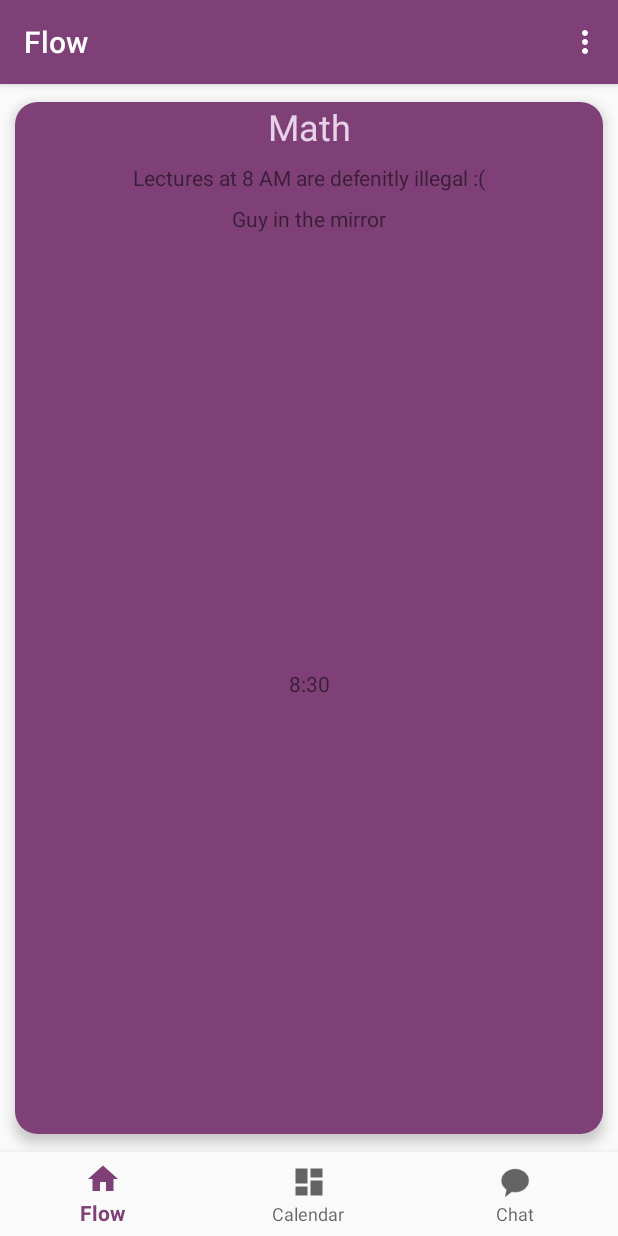
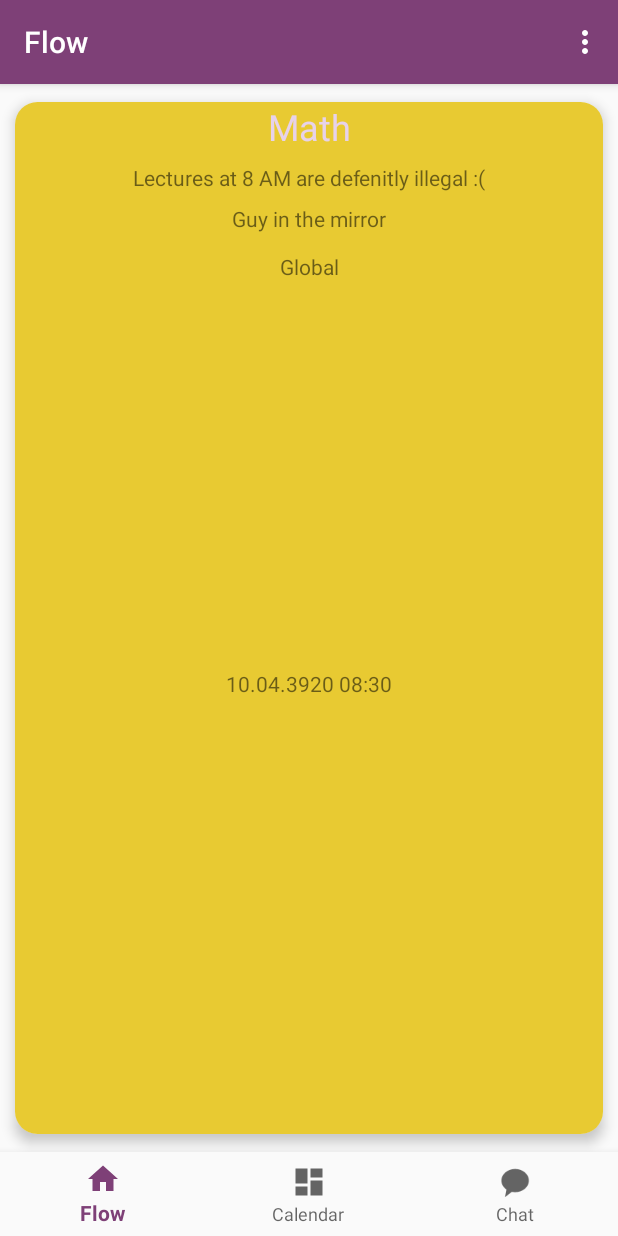
Before and after one commit to Shaniser/BEST_semi-final, an Android app: the screen it shows after launch (MainActivity), on a phone screen of 412 x 824 dp. Run offline under Robolectric (Android 15) with nearby library versions, the phone set to English and light mode, and no system bars; our stand-ins replace navigation-ui.

Commit message:
Дополнена event_card (категории и формат времени)

```diff
--- a/app/src/main/java/com/godelsoft/bestsemi_final/Event.kt
+++ b/app/src/main/java/com/godelsoft/bestsemi_final/Event.kt
@@ -1,8 +1,18 @@
 package com.godelsoft.bestsemi_final
 
+import android.graphics.Color
+import java.util.*
+
+enum class EventCategory {
+    LGB, GLOBAL, PERSONAL
+}
+
 data class Event(
-    var time: String,
-    var sender: String,
-    var header: String,
-    var body: String
+    var id:             Long,           // ID события
+    var date:           Date,           // Дата и время (Без учёта секунд)
+    var sender:         String,         // Автор события
+    var header:         String,         // Заголовок
+    var body:           String,         // Комментарий
+    var category:       EventCategory,  // Категория события (область видимости)
+    var isSubscribed:   Boolean?        // Подписан ли на событие (или null, если оно обязательно)
 )
--- a/app/src/main/java/com/godelsoft/bestsemi_final/EventAdapter.kt
+++ b/app/src/main/java/com/godelsoft/bestsemi_final/EventAdapter.kt
@@ -5,26 +5,48 @@ import android.view.LayoutInflater
 import android.view.View
 import android.view.ViewGroup
 import android.widget.TextView
+import androidx.constraintlayout.widget.ConstraintLayout
+import androidx.core.content.ContextCompat.*
 import androidx.recyclerview.widget.RecyclerView
-
+import kotlinx.coroutines.selects.select
+import java.text.SimpleDateFormat
+import java.time.format.DateTimeFormatter
 
 class EventAdapter(
-    private val context: Context
+     private val context: Context
 ) : RecyclerView.Adapter<EventAdapter.EventViewHolder>() {
 
     private var eventsList = mutableListOf<Event>()
 
-    class EventViewHolder(itemView: View) : RecyclerView.ViewHolder(itemView) {
+    inner class EventViewHolder(itemView: View) : RecyclerView.ViewHolder(itemView) {
         private var header: TextView = itemView.findViewById(R.id.header)
         private var body: TextView = itemView.findViewById(R.id.body)
         private var sender: TextView = itemView.findViewById(R.id.sender)
+        private var category: TextView = itemView.findViewById(R.id.category)
         private var time: TextView = itemView.findViewById(R.id.time)
+        private var conLay: ConstraintLayout = itemView.findViewById(R.id.conLay)
 
         fun bind(event: Event) {
             header.text = event.header
             body.text = event.body
             sender.text = event.sender
-            time.text = event.time
+            category.text = when (event.category) {
+                EventCategory.PERSONAL -> context.getString(R.string.category_personal_name)
+                EventCategory.GLOBAL -> context.getString(R.string.category_global_name)
+                EventCategory.LGB -> context.getString(R.string.category_lgb_name)
+            }
+            time.text = SimpleDateFormat("dd.MM.yyyy hh:mm").format(event.date)
+
+            when {
+                event.isSubscribed == false ->
+                    conLay.setBackgroundColor(getColor(context, R.color.colorEventInactive))
+                event.category == EventCategory.PERSONAL ->
+                    conLay.setBackgroundColor(getColor(context, R.color.colorEventPersonal))
+                event.category == EventCategory.GLOBAL ->
+                    conLay.setBackgroundColor(getColor(context, R.color.colorEventGlobal))
+                event.category == EventCategory.LGB ->
+                    conLay.setBackgroundColor(getColor(context, R.color.colorEventLGB))
+            }
         }
     }
 
--- a/app/src/main/java/com/godelsoft/bestsemi_final/EventsProvider.kt
+++ b/app/src/main/java/com/godelsoft/bestsemi_final/EventsProvider.kt
@@ -1,11 +1,12 @@
 package com.godelsoft.bestsemi_final
 
 import kotlinx.coroutines.delay
+import java.util.*
 
 object EventsProvider {
     private var allEvents = mutableListOf<Event>()
+
     private var isDataLoaded = false //Позволяет не перезагружать данные в случае, если
-
     fun needsReload() = !isDataLoaded
 
     // Обновляет список и возвращает null в случае успеха, иначе - вернёт описание ошибки
@@ -16,16 +17,22 @@ object EventsProvider {
         allEvents.addAll(
             listOf(
                 Event(
-                    "8:30",
+                    1L,
+                    Date(2020, 3, 10, 8, 30),
                     "Guy in the mirror",
                     "Math",
-                    "Lectures at 8 AM are defenitly illegal :("
+                    "Lectures at 8 AM are defenitly illegal :(",
+                    EventCategory.GLOBAL,
+                    null
                 ),
                 Event(
-                    "4:21",
+                    2L,
+                    Date(2020, 3, 10, 4, 21),
                     "Our leader",
                     "Important event",
-                    "Too late to wake up"
+                    "Too late to wake up",
+                    EventCategory.PERSONAL,
+                    true
                 )
             )
         )
--- a/app/src/main/res/layout/event_card.xml
+++ b/app/src/main/res/layout/event_card.xml
@@ -46,6 +46,16 @@
             app:layout_constraintTop_toBottomOf="@+id/body" />
 
         <TextView
+            android:id="@+id/category"
+            android:layout_width="wrap_content"
+            android:layout_height="wrap_content"
+            android:layout_marginTop="40dp"
+            android:text="Category"
+            app:layout_constraintEnd_toEndOf="parent"
+            app:layout_constraintStart_toStartOf="parent"
+            app:layout_constraintTop_toBottomOf="@+id/body" />
+
+        <TextView
             android:id="@+id/time"
             android:layout_width="wrap_content"
             android:layout_height="wrap_content"
--- a/app/src/main/res/values/colors.xml
+++ b/app/src/main/res/values/colors.xml
@@ -3,4 +3,8 @@
     <color name="colorPrimary">#7e4077</color>
     <color name="colorPrimaryDark">#3d193d</color>
     <color name="colorAccent">#e7d2ea</color>
+    <color name="colorEventInactive">#453E3E</color>
+    <color name="colorEventPersonal">#8FD582</color>
+    <color name="colorEventGlobal">#E8CA32</color>
+    <color name="colorEventLGB">#CF3030</color>
 </resources>
--- a/app/src/main/res/values/strings.xml
+++ b/app/src/main/res/values/strings.xml
@@ -6,4 +6,7 @@
     <string name="preferences_button_title">Settings</string>
     <string name="Filter_button_title">Filter</string>
     <string name="new_event_button_title">New event</string>
+    <string name="category_personal_name">Personal</string>
+    <string name="category_global_name">Global</string>
+    <string name="category_lgb_name">LGB</string>
 </resources>
```
